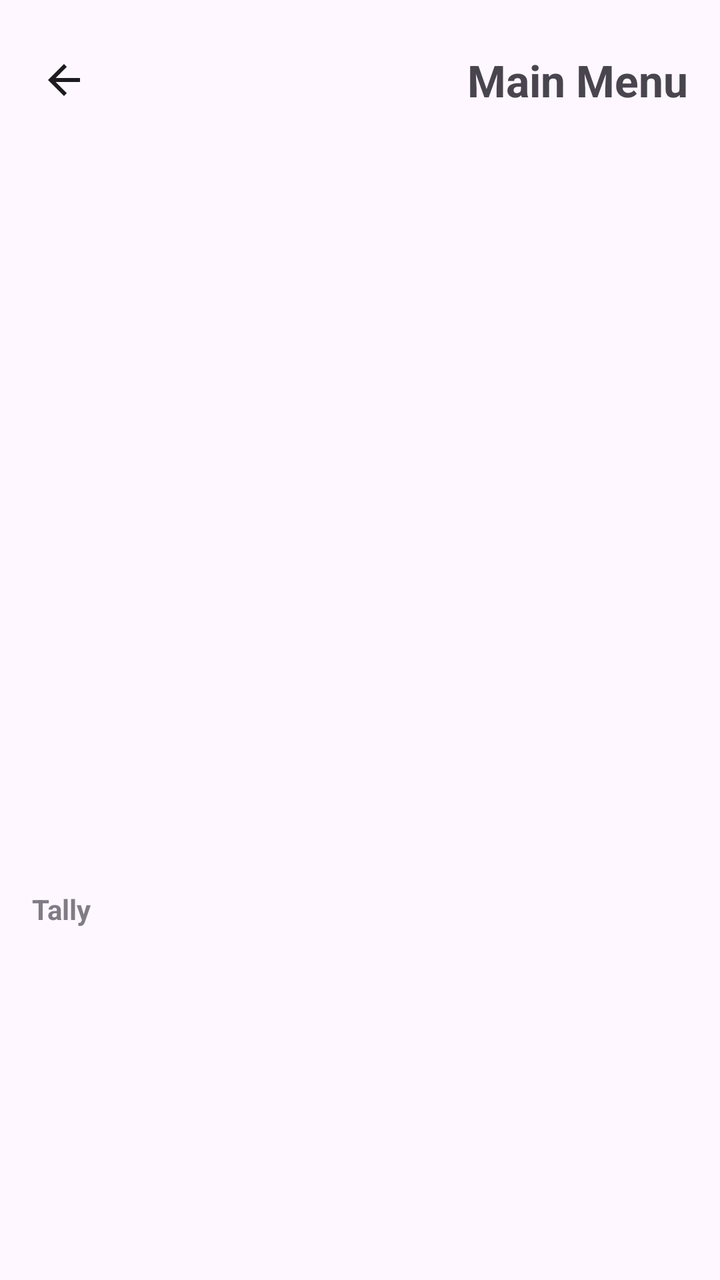
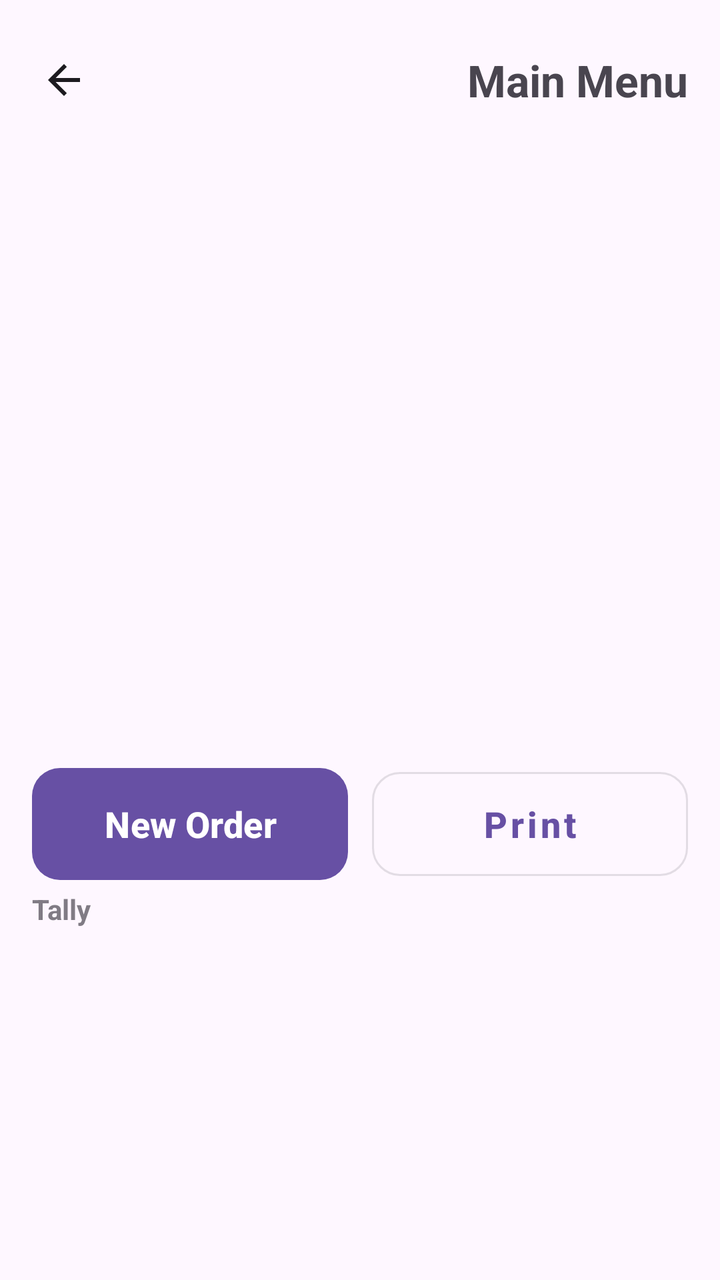

The first picture is an Android layout as it rendered before a commit; the second is the same layout after the commit. The layout source and the unified diff follow.
<!-- AndroidManifest.xml: application theme Theme.FireFighters -->
<!-- res/layout/activity_main_menu.xml -->
<?xml version="1.0" encoding="utf-8"?>
<androidx.constraintlayout.widget.ConstraintLayout xmlns:android="http://schemas.android.com/apk/res/android"
    xmlns:app="http://schemas.android.com/apk/res-auto"
    xmlns:tools="http://schemas.android.com/tools"
    android:id="@+id/main_menu_root"
    android:layout_width="match_parent"
    android:layout_height="match_parent"
    tools:context=".MainMenuActivity">

    <ImageButton
        android:id="@+id/btn_back"
        android:layout_width="48dp"
        android:layout_height="48dp"
        android:layout_marginStart="8dp"
        android:layout_marginTop="16dp"
        android:background="?attr/selectableItemBackgroundBorderless"
        android:contentDescription="Back"
        android:src="@drawable/ic_arrow_back"
        app:layout_constraintStart_toStartOf="parent"
        app:layout_constraintTop_toTopOf="parent" />

    <TextView
        android:id="@+id/menu_title"
        android:layout_width="wrap_content"
        android:layout_height="wrap_content"
        android:layout_marginEnd="16dp"
        android:text="Main Menu"
        android:textSize="22sp"
        android:textStyle="bold"
        app:layout_constraintBottom_toBottomOf="@id/btn_back"
        app:layout_constraintEnd_toEndOf="parent"
        app:layout_constraintTop_toTopOf="@id/btn_back" />

    <TextView
        android:id="@+id/empty_state"
        android:layout_width="0dp"
        android:layout_height="wrap_content"
        android:layout_marginHorizontal="32dp"
        android:alpha="0.6"
        android:gravity="center"
        android:text="No items yet.\nAdd items from the Dashboard to see them here."
        android:textSize="16sp"
        android:visibility="gone"
        app:layout_constraintBottom_toBottomOf="parent"
        app:layout_constraintEnd_toEndOf="parent"
        app:layout_constraintStart_toStartOf="parent"
        app:layout_constraintTop_toBottomOf="@id/btn_back" />

    <androidx.recyclerview.widget.RecyclerView
        android:id="@+id/items_grid"
        android:layout_width="0dp"
        android:layout_height="0dp"
        android:layout_marginTop="16dp"
        android:clipToPadding="false"
        android:paddingHorizontal="10dp"
        android:paddingBottom="12dp"
        app:layout_constraintBottom_toTopOf="@id/log_divider"
        app:layout_constraintEnd_toEndOf="parent"
        app:layout_constraintStart_toStartOf="parent"
        app:layout_constraintTop_toBottomOf="@id/btn_back" />

    <View
        android:id="@+id/log_divider"
        android:layout_width="0dp"
        android:layout_height="1dp"
        android:alpha="0.15"
        android:background="?android:attr/textColorPrimary"
        app:layout_constraintBottom_toTopOf="@id/log_header"
        app:layout_constraintEnd_toEndOf="parent"
        app:layout_constraintStart_toStartOf="parent" />

    <TextView
        android:id="@+id/log_header"
        android:layout_width="wrap_content"
        android:layout_height="wrap_content"
        android:layout_marginStart="16dp"
        android:layout_marginTop="12dp"
        android:text="Tally"
        android:textSize="14sp"
        android:textStyle="bold"
        android:alpha="0.7"
        app:layout_constraintBottom_toTopOf="@id/click_log_scroll"
        app:layout_constraintStart_toStartOf="parent" />

    <ScrollView
        android:id="@+id/click_log_scroll"
        android:layout_width="0dp"
        android:layout_height="160dp"
        android:layout_marginHorizontal="16dp"
        android:layout_marginBottom="16dp"
        android:fillViewport="true"
        app:layout_constraintBottom_toBottomOf="parent"
        app:layout_constraintEnd_toEndOf="parent"
        app:layout_constraintStart_toStartOf="parent">

        <TextView
            android:id="@+id/click_log"
            android:layout_width="match_parent"
            android:layout_height="wrap_content"
            android:fontFamily="monospace"
            android:textSize="14sp" />
    </ScrollView>

</androidx.constraintlayout.widget.ConstraintLayout>
<!-- resources referenced by this layout -->
<resources>
  <!-- drawable ic_arrow_back (drawable) -->
  <vector xmlns:android="http://schemas.android.com/apk/res/android"
      android:width="24dp"
      android:height="24dp"
      android:viewportWidth="24"
      android:viewportHeight="24"
      android:tint="?android:attr/textColorPrimary">
      <path
          android:fillColor="@android:color/white"
          android:pathData="M20,11H7.83l5.59,-5.59L12,4l-8,8 8,8 1.41,-1.41L7.83,13H20z" />
  </vector>
  <style name="Theme.FireFighters" parent="Base.Theme.FireFighters" />
  <style name="Base.Theme.FireFighters" parent="Theme.Material3.DayNight.NoActionBar">
          
          
      </style>
</resources>

<!-- the commit's change to res/layout/activity_main_menu.xml (unified diff, before → after) -->
@@ -54,15 +54,53 @@
         android:clipToPadding="false"
         android:paddingHorizontal="10dp"
         android:paddingBottom="12dp"
-        app:layout_constraintBottom_toTopOf="@id/log_divider"
+        app:layout_constraintBottom_toTopOf="@id/button_row"
         app:layout_constraintEnd_toEndOf="parent"
         app:layout_constraintStart_toStartOf="parent"
         app:layout_constraintTop_toBottomOf="@id/btn_back" />
+
+    <LinearLayout
+        android:id="@+id/button_row"
+        android:layout_width="0dp"
+        android:layout_height="64dp"
+        android:layout_marginHorizontal="16dp"
+        android:orientation="horizontal"
+        android:weightSum="2"
+        app:layout_constraintBottom_toTopOf="@id/log_divider"
+        app:layout_constraintEnd_toEndOf="parent"
+        app:layout_constraintStart_toStartOf="parent">
+
+        <com.google.android.material.button.MaterialButton
+            android:id="@+id/btn_new_order"
+            android:layout_width="0dp"
+            android:layout_height="match_parent"
+            android:layout_marginEnd="6dp"
+            android:layout_weight="1"
+            android:text="New Order"
+            android:textAllCaps="false"
+            android:textSize="18sp"
+            android:textStyle="bold"
+            app:cornerRadius="14dp" />
+
+        <com.google.android.material.button.MaterialButton
+            android:id="@+id/btn_print"
+            style="@style/Widget.MaterialComponents.Button.OutlinedButton"
+            android:layout_width="0dp"
+            android:layout_height="match_parent"
+            android:layout_marginStart="6dp"
+            android:layout_weight="1"
+            android:text="Print"
+            android:textAllCaps="false"
+            android:textSize="18sp"
+            android:textStyle="bold"
+            app:cornerRadius="14dp" />
+    </LinearLayout>
 
     <View
         android:id="@+id/log_divider"
         android:layout_width="0dp"
         android:layout_height="1dp"
+        android:layout_marginTop="12dp"
         android:alpha="0.15"
         android:background="?android:attr/textColorPrimary"
         app:layout_constraintBottom_toTopOf="@id/log_header"
